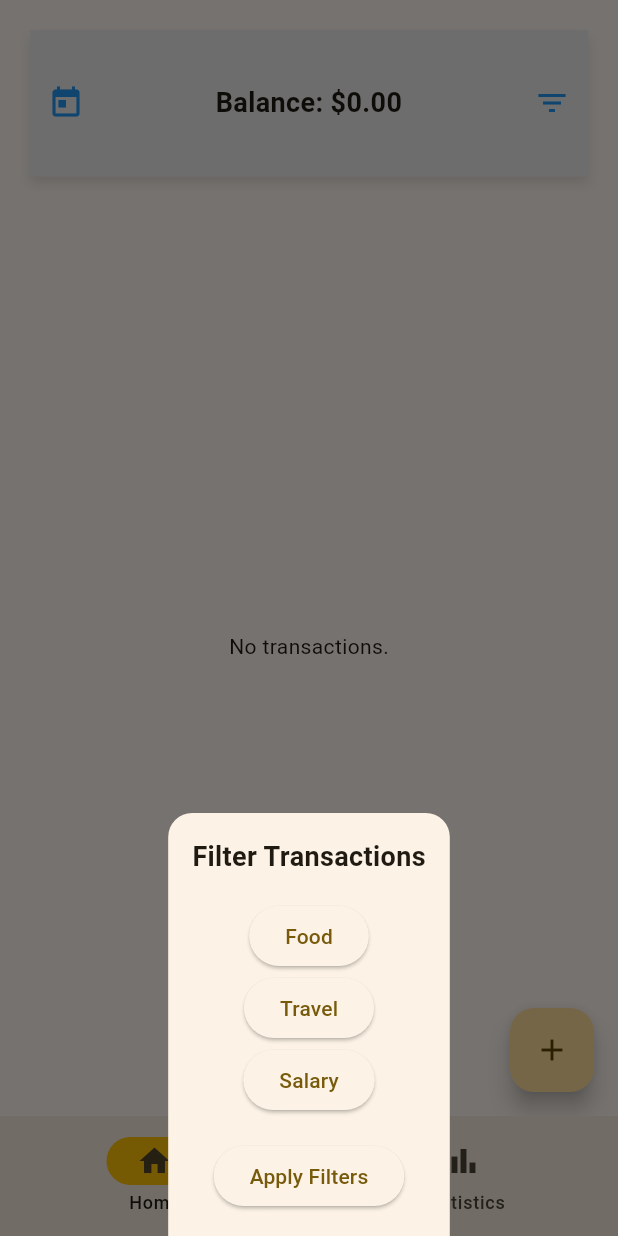
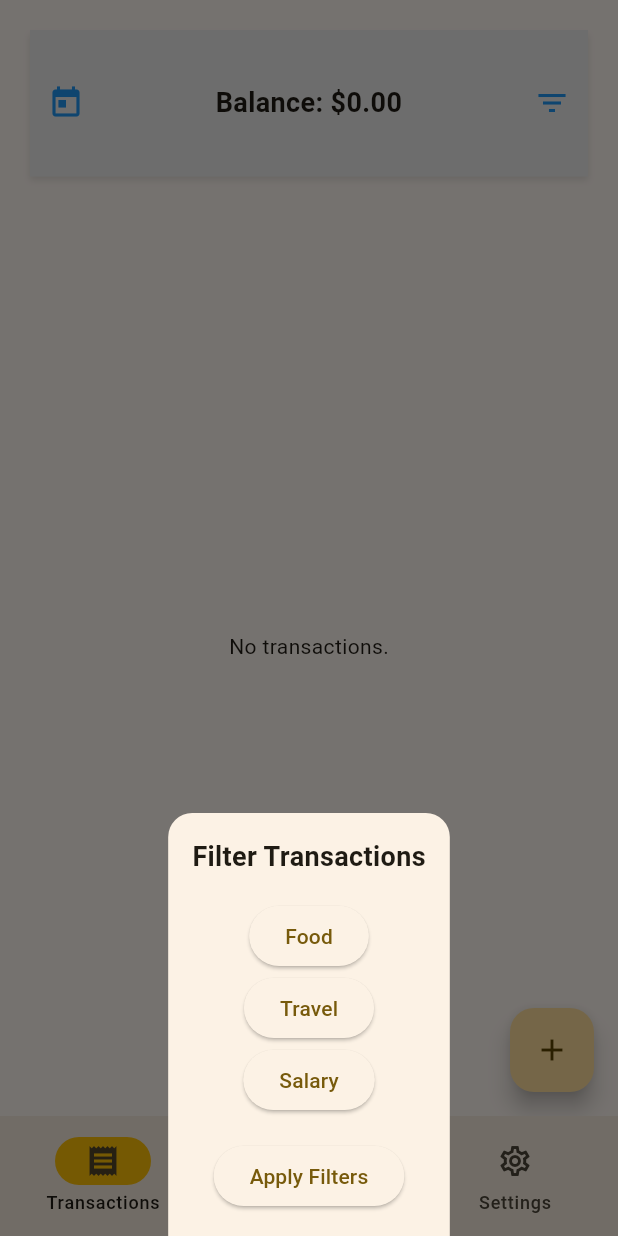
Before and after one commit to ignasked/flutter_finance_tracker, a Flutter app: the screen it shows after launch, after a tap on the "filter list" icon, on a phone screen of 412 x 824 dp. Run offline on Flutter 3.47's test engine with Material 3 defaults, Android fonts, the light colour scheme and no system bars; our stand-ins replace bloc, equatable, flutter_bloc, formz, objectbox, syncfusion_flutter_charts; generated files the repository leaves out were written again.

Commit message:
small tweaks

```diff
--- a/lib/front/home_screen/widgets/navbar.dart
+++ b/lib/front/home_screen/widgets/navbar.dart
@@ -1,5 +1,6 @@
 import 'package:flutter/material.dart';
 import 'package:pvp_projektas/front/home_screen/home_screen.dart';
+import 'package:pvp_projektas/front/settings_screen/settings_screen.dart';
 import 'package:pvp_projektas/front/stat_screen/stat_screen.dart';
 
 
@@ -27,21 +28,28 @@ class _NavigationState extends State<Navigation> {
         selectedIndex: currentPageIndex,
         destinations: const <Widget>[
           NavigationDestination(
-            selectedIcon: Icon(Icons.home),
-            icon: Icon(Icons.home_outlined),
-            label: 'Home',
+            selectedIcon: Icon(Icons.receipt),
+            icon: Icon(Icons.receipt_outlined),
+            label: 'Transactions',
           ),
           NavigationDestination(
-            icon: Icon(Icons.bar_chart_outlined),
+            selectedIcon: Icon(Icons.show_chart),
+            icon: Icon(Icons.show_chart_outlined),
             label: 'Statistics',
+          ),
+          NavigationDestination(
+            selectedIcon: Icon(Icons.settings),
+            icon: Icon(Icons.settings_outlined),
+            label: 'Settings',
           ),
         ],
       ),
       body: <Widget>[
-        /// Home page
         const HomeScreen(),
 
         const StatScreen(),
+
+        const SettingsScreen(),
 
       ][currentPageIndex],
     );
--- a/lib/front/home_screen/widgets/transaction_list.dart
+++ b/lib/front/home_screen/widgets/transaction_list.dart
@@ -4,6 +4,7 @@ import 'package:pvp_projektas/backend/models/transaction.dart';
 import 'package:pvp_projektas/backend/models/transaction_result.dart';
 import 'package:pvp_projektas/front/add_transaction_screen/add_transaction_screen.dart';
 import 'package:pvp_projektas/front/home_screen/cubit/transaction_cubit.dart';
+import 'package:pvp_projektas/utils/AppColors.dart';
 
 class TransactionList extends StatelessWidget {
   final List<Transaction> transactions;
@@ -25,6 +26,7 @@ class TransactionList extends StatelessWidget {
 
         return ExpansionTile(
           title: Text(entriesDate),
+
           children: monthTransactions.map((item) {
             return Dismissible(
               key: UniqueKey(),
@@ -70,7 +72,7 @@ class TransactionList extends StatelessWidget {
                 child: ListTile(
                   leading: Icon(
                     item.isIncome ? Icons.arrow_upward : Icons.arrow_downward,
-                    color: item.isIncome ? Colors.green : Colors.red,
+                    color: item.isIncome ? ColorPalette.income : ColorPalette.expense,
                   ),
                   title: Text(item.title),
                   subtitle: Text(
--- a/lib/front/home_screen/widgets/transaction_summary.dart
+++ b/lib/front/home_screen/widgets/transaction_summary.dart
@@ -3,6 +3,7 @@ import 'package:flutter_bloc/flutter_bloc.dart';
 import 'package:pvp_projektas/backend/models/transaction.dart';
 import 'package:pvp_projektas/backend/transaction_repository/utils/transaction_utils.dart';
 import 'package:pvp_projektas/front/home_screen/cubit/transaction_cubit.dart';
+import 'package:pvp_projektas/utils/AppColors.dart';
 
 class TransactionSummary extends StatelessWidget {
   //TODO: remove this and use transaction cubit
@@ -22,8 +23,8 @@ class TransactionSummary extends StatelessWidget {
           boxShadow: [
             BoxShadow(
                 color: Colors.black.withOpacity(0.1),
-                blurRadius: 5,
-                offset: const Offset(0, 5))
+                blurRadius: 3,
+                offset: const Offset(0, 3))
           ],
         ),
         child: Row(
```
Also changed, not shown: lib/front/settings_screen/settings_screen.dart (added, +31 -0 lines), lib/utils/AppColors.dart (added, +11 -0 lines), lib/backup/backup.dart (renamed from lib/front/add_transaction_screen/backup.dart).
